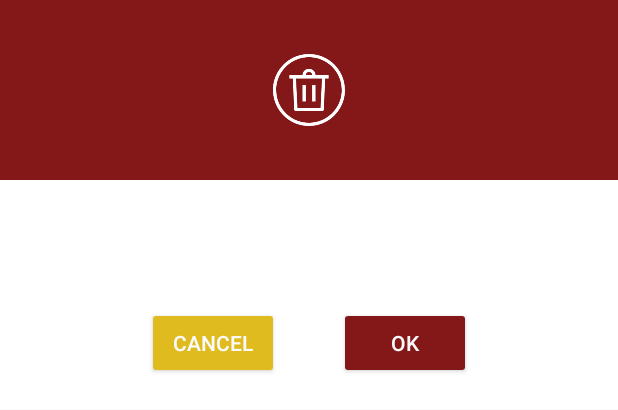
After one commit to TuanDao2002/Android_Projects, an Android app: the layout custom_delete_dialog.xml on its own in the app's theme, with its tools: preview values and no code run, on a phone screen of 412 x 824 dp. The commit adds this screen. Shown: the top 410 px of the screen. Run offline under Robolectric (Android 15) with nearby library versions, the phone set to English and light mode, and no system bars; network calls fail.

Commit message:
add delete dialog

```diff
--- a/ITBooks/app/src/main/java/rmit/ad/itbooks/http/HttpHandler.java
+++ b/ITBooks/app/src/main/java/rmit/ad/itbooks/http/HttpHandler.java
@@ -1,7 +1,6 @@
 package rmit.ad.itbooks.http;
 
 import java.io.BufferedReader;
-import java.io.IOException;
 import java.io.InputStreamReader;
 import java.net.HttpURLConnection;
 import java.net.URL;
@@ -14,8 +13,8 @@ public class HttpHandler {
         URL url = new URL(urlStr);
         httpURLConnection = (HttpURLConnection) url.openConnection();
 
-        httpURLConnection.setConnectTimeout(5000);
-        httpURLConnection.setReadTimeout(5000);
+        httpURLConnection.setConnectTimeout(2000);
+        httpURLConnection.setReadTimeout(2000);
 
         BufferedReader bufferedReader = new BufferedReader(new InputStreamReader(httpURLConnection.getInputStream()));
 
--- /dev/null
+++ b/ITBooks/app/src/main/res/layout/custom_delete_dialog.xml
@@ -0,0 +1,55 @@
+<LinearLayout xmlns:android="http://schemas.android.com/apk/res/android"
+    android:orientation="vertical"
+    android:layout_width="match_parent"
+    android:layout_height="wrap_content"
+    android:background="#ffffffff">
+
+    <ImageView
+        android:layout_width="match_parent"
+        android:layout_height="120dp"
+        android:id="@+id/trash_bin_symbol"
+        android:gravity="center"
+        android:background="@color/red"
+        android:src="@drawable/trash_bin"
+        android:scaleType="fitCenter" />
+
+    <TextView
+        android:layout_width="wrap_content"
+        android:layout_height="wrap_content"
+        android:id="@+id/error_text_dialog"
+        android:layout_marginTop="20dp"
+        android:layout_marginLeft="4dp"
+        android:layout_marginRight="4dp"
+        android:layout_marginBottom="20dp"
+        android:textSize="18sp"
+        android:textColor="@color/black"
+        android:gravity="center_horizontal" />
+
+    <LinearLayout
+        android:id="@+id/buttonGroup"
+        android:layout_width="match_parent"
+        android:layout_height="wrap_content"
+        android:orientation="horizontal"
+        android:gravity="center">
+
+        <Button
+            android:layout_width="wrap_content"
+            android:layout_height="wrap_content"
+            android:text="CANCEL"
+            android:id="@+id/btn_cancel_dialog"
+            android:gravity="center_vertical|center_horizontal"
+            android:layout_margin="20dp"
+            android:textColor="@color/white"
+            android:backgroundTint="@color/yellow"/>
+
+        <Button
+            android:layout_width="wrap_content"
+            android:layout_height="wrap_content"
+            android:text="OK"
+            android:id="@+id/btn_delete_dialog"
+            android:gravity="center_vertical|center_horizontal"
+            android:layout_margin="20dp"
+            android:textColor="@color/white"
+            android:backgroundTint="@color/red"/>
+    </LinearLayout>
+</LinearLayout>
```
Also changed, not shown: ITBooks/app/src/main/java/rmit/ad/itbooks/activity/BookListActivity.java (+6 -1 lines), ITBooks/app/src/main/java/rmit/ad/itbooks/activity/MainActivity.java (+19 -0 lines), ITBooks/app/src/main/java/rmit/ad/itbooks/activity/SearchActivity.java (+4 -4 lines), ITBooks/app/src/main/java/rmit/ad/itbooks/adapter/BookAdapter.java (+6 -3 lines), ITBooks/app/src/main/java/rmit/ad/itbooks/util/ViewDialog.java (+42 -6 lines), ITBooks/app/src/main/res/layout/activity_book_list.xml (+2 -5 lines), ITBooks/app/src/main/res/layout/custom_error_dialog.xml (renamed from ITBooks/app/src/main/res/layout/custom_dialog.xml, +5 -5 lines), ITBooks/app/src/main/res/values/themes.xml (+0 -8 lines), ITBooks/app/src/main/res/drawable/trash_bin.png (added).
